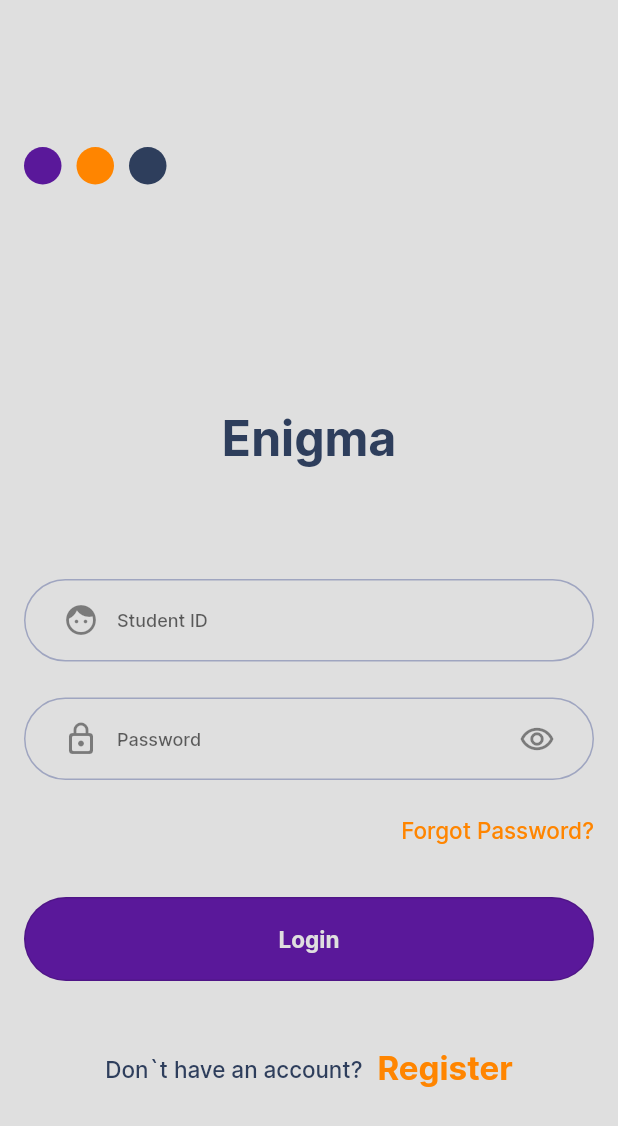
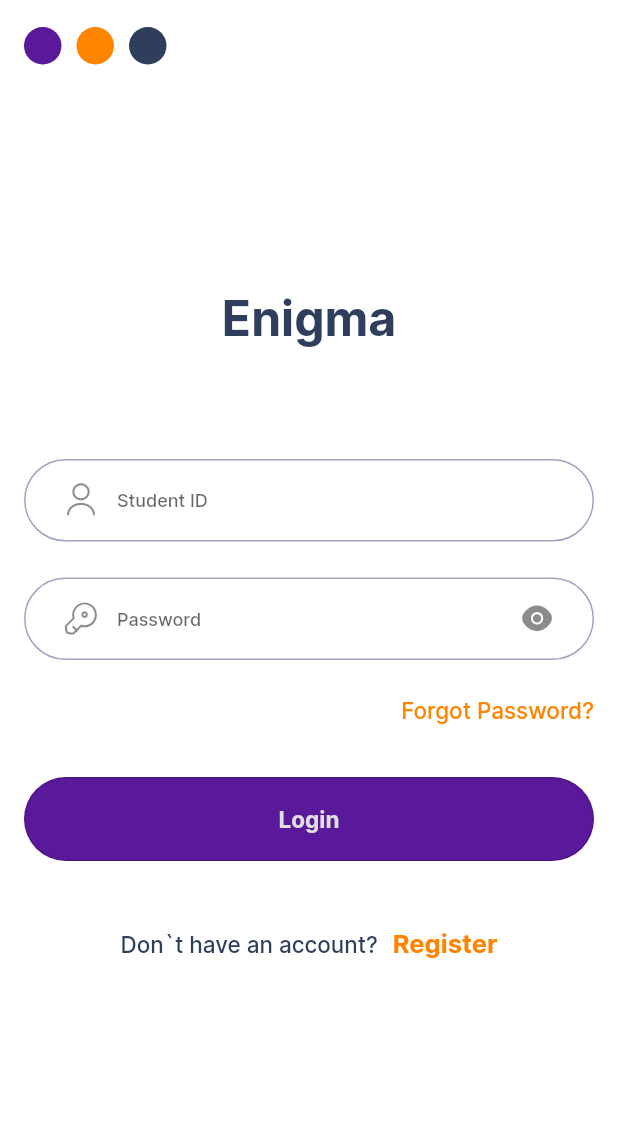
Before and after one commit to chiekkored/Enigma, a Flutter app: the LoginScreen screen opened directly, on a phone screen of 412 x 824 dp. Shown: the top 1126 px of the screen. Run offline on Flutter 3.47's test engine with Material 2 defaults, Android fonts, the phone set to English and light mode, and no system bars; our stand-ins replace cloud_firestore, firebase_core, step_progress_indicator; missing offline and left inert: dart:ffi; accounts and stored records are empty.

Commit message:
Frontend changes
Did recommended frontend changes

```diff
--- a/lib/views/screens/auth/login_screen.dart
+++ b/lib/views/screens/auth/login_screen.dart
@@ -1,3 +1,4 @@
+import 'package:enigma/utilities/configs/custom_icons.dart';
 import 'package:enigma/utilities/constants/themes_constant.dart';
 import 'package:enigma/views/commons/buttons_common.dart';
 import 'package:enigma/views/commons/inputs_common.dart';
@@ -16,12 +17,15 @@ class LoginScreen extends StatelessWidget {
     return Scaffold(
       resizeToAvoidBottomInset: false,
       body: Container(
-          color: CColors.white,
+          color: CColors.trueWhite,
+          child: SafeArea(
             child: Center(
                 child: Padding(
                     padding: const EdgeInsets.symmetric(horizontal: 16.0),
-                  child: Column(mainAxisSize: MainAxisSize.min, children: [
-                    Align(
+                    child: Column(mainAxisSize: MainAxisSize.max, children: [
+                      Padding(
+                        padding: const EdgeInsets.only(top: 18.0),
+                        child: Align(
                             alignment: Alignment.topLeft,
                             child: Padding(
                                 padding: const EdgeInsets.only(bottom: 150.0),
@@ -51,12 +55,13 @@ class LoginScreen extends StatelessWidget {
                                           color: CColors.primaryTextLightColor,
                                           shape: BoxShape.circle)),
                                 ]))),
+                      ),
                       const CustomTextTitle1(text: 'Enigma'),
                       Padding(
                           padding: const EdgeInsets.only(top: 74.0),
                           child: CustomAuthInput(
                               obscureText: false,
-                            icon: Icons.face,
+                              icon: CustomIcons.user,
                               hintText: 'Student ID',
                               controller: emailTextController,
                               textInputAction: TextInputAction.next,
@@ -65,8 +70,8 @@ class LoginScreen extends StatelessWidget {
                           padding: const EdgeInsets.only(top: 24.0),
                           child: CustomAuthInput(
                               obscureText: true,
-                            icon: Icons.lock_outline_rounded,
-                            iconEnd: Icons.remove_red_eye_outlined,
+                              icon: CustomIcons.password,
+                              iconEnd: CustomIcons.eye,
                               hintText: 'Password',
                               controller: passwordTextController,
                               textInputAction: TextInputAction.done,
@@ -91,13 +96,14 @@ class LoginScreen extends StatelessWidget {
                               CustomTextBody2(text: 'Don`t have an account?'),
                               Padding(
                                 padding: EdgeInsets.only(left: 10.0),
-                              child: CustomTextHeader1(
+                                child: CustomTextHeader2(
                                     text: 'Register',
                                     color: CColors.secondaryColor),
                               )
                             ]),
                       ),
-                  ])))),
+                    ]))),
+          )),
     );
   }
 }
```
Lines whose indentation alone changed are shown as unchanged.
